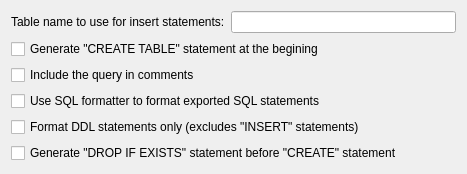
Above: trunk/Plugins/SqlExport/SqlExportQuery.ui from pawelsalawa/sqlitestudio before the change. Below: the same form after it.
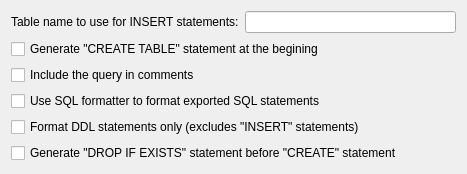
That is the form after the change.

The edit to the form file:
```diff
--- a/trunk/Plugins/SqlExport/SqlExportQuery.ui
+++ b/trunk/Plugins/SqlExport/SqlExportQuery.ui
@@ -27,7 +27,7 @@
    <item row="0" column="0">
     <widget class="QLabel" name="tableLabel">
      <property name="text">
-      <string>Table name to use for insert statements:</string>
+      <string>Table name to use for INSERT statements:</string>
      </property>
     </widget>
    </item>
```
Left out of the diff: 14 changed lines with no effect on the pictures.
